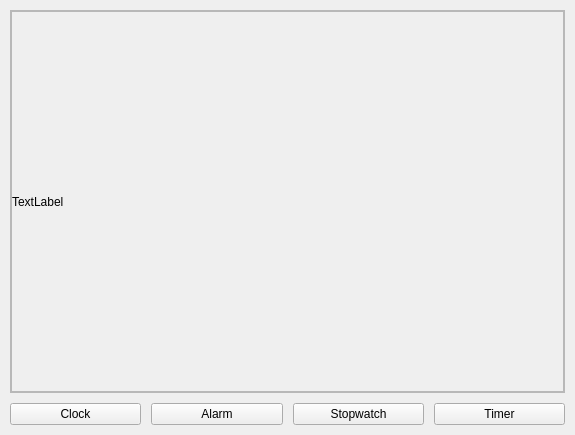
First picture: the form in clock.ui, repository refact0r/pyqt-clock, before the edit.
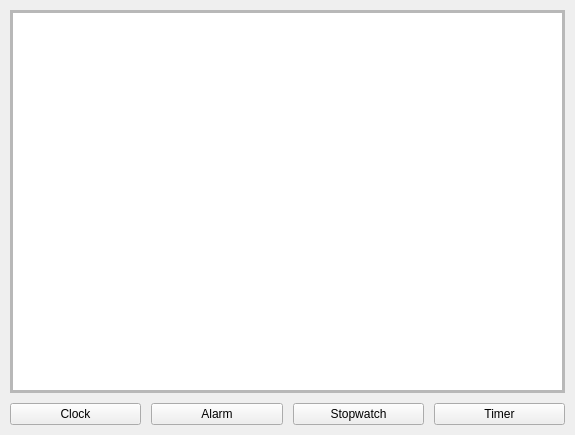
Second picture: the form after the edit. The open tabs and pages were chosen to show the change.

The edit to the form file:
```diff
--- a/clock.ui
+++ b/clock.ui
@@ -279,7 +279,7 @@
                    <property name="frameShadow">
                     <enum>QFrame::Raised</enum>
                    </property>
-                   <layout class="QVBoxLayout" name="verticalLayout_8">
+                   <layout class="QHBoxLayout" name="horizontalLayout_13">
                     <property name="spacing">
                      <number>10</number>
                     </property>
@@ -296,9 +296,12 @@
                      <number>0</number>
                     </property>
                     <item>
-                     <widget class="QLabel" name="label_2">
-                      <property name="text">
-                       <string>TextLabel</string>
+                     <widget class="QListWidget" name="alarm_list">
+                      <property name="editTriggers">
+                       <set>QAbstractItemView::NoEditTriggers</set>
+                      </property>
+                      <property name="spacing">
+                       <number>10</number>
                       </property>
                      </widget>
                     </item>
```
Left out of the diff: 2 changed lines with no effect on the pictures.
